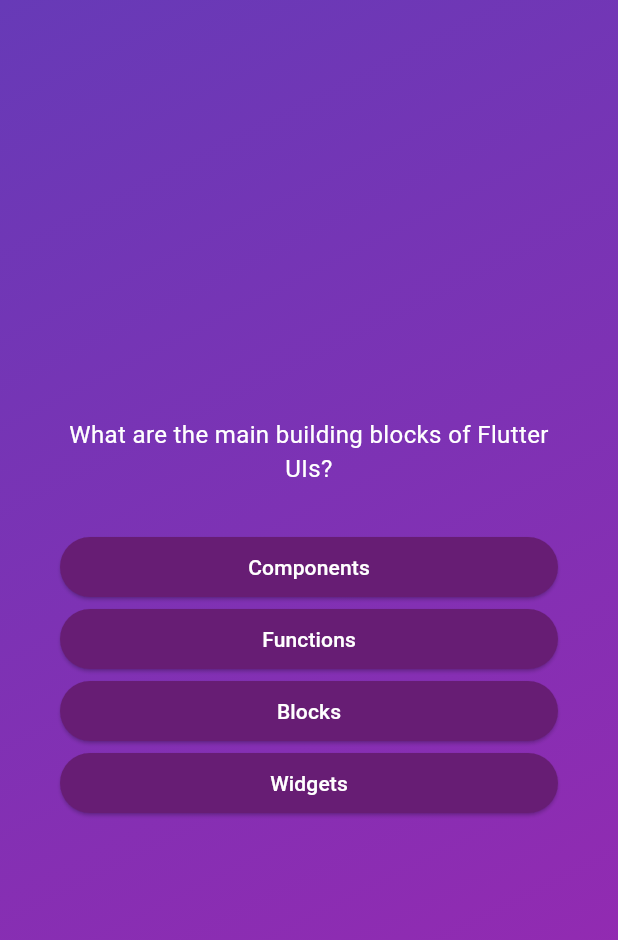
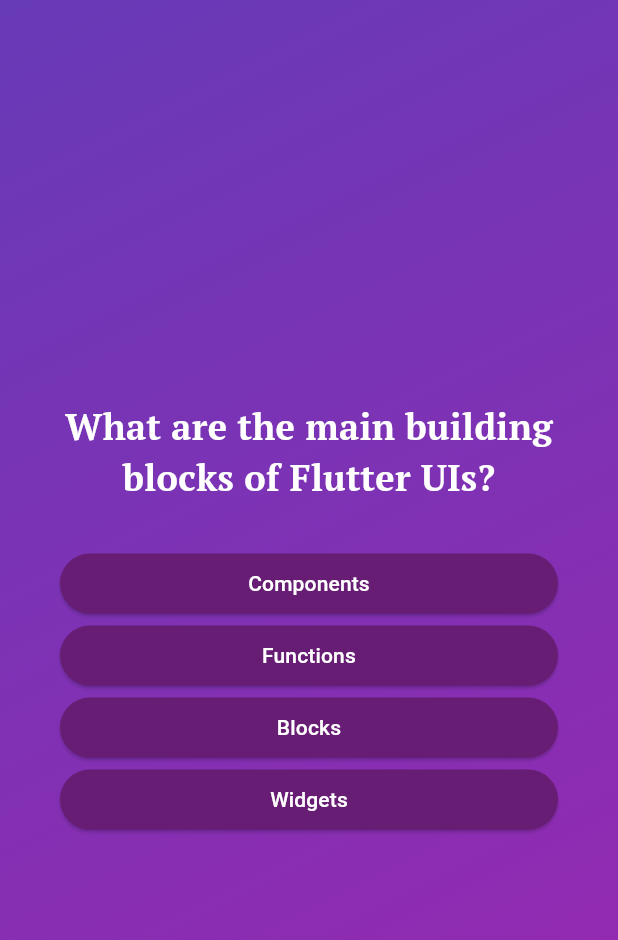
Before and after one commit to Mostafa-Awaad/Quiz_App, a Flutter app: the screen it shows after launch, after a tap on "Start Quiz", on a phone screen of 412 x 824 dp. Shown: the top 940 px of the screen. Run offline on Flutter 3.47's test engine with Material 3 defaults, Android fonts, the phone set to English and light mode, and no system bars; our stand-ins replace google_fonts.

Commit message:
Adding styling to question text + Navigating to next question by indexing

```diff
--- a/lib/answer_button.dart
+++ b/lib/answer_button.dart
@@ -13,16 +13,16 @@ class AnswerButton extends StatelessWidget {
   Widget build(BuildContext context) {
     return ElevatedButton(
       style: ElevatedButton.styleFrom(
-        padding: const EdgeInsets.symmetric(
-          horizontal: 40,
-          vertical: 10
-        ),
+        padding: const EdgeInsets.symmetric(horizontal: 40, vertical: 10),
         foregroundColor: Colors.white,
         backgroundColor: const Color.fromARGB(255, 103, 29, 116),
         shape: RoundedRectangleBorder(borderRadius: BorderRadius.circular(20)),
       ),
       onPressed: onTap,
-      child: Text(buttonText),
+      child: Text(
+        buttonText,
+        textAlign: TextAlign.center,
+      ),
     );
   }
 }
--- a/lib/questions_screen.dart
+++ b/lib/questions_screen.dart
@@ -1,6 +1,7 @@
 import 'package:flutter/material.dart';
 import 'package:quiz_app/answer_button.dart';
 import 'package:quiz_app/data/questions.dart';
+import 'package:google_fonts/google_fonts.dart';
 
 class QuestionsScreen extends StatefulWidget {
   const QuestionsScreen({super.key});
@@ -12,9 +13,18 @@ class QuestionsScreen extends StatefulWidget {
 }
 
 class _QuestionScreenState extends State<QuestionsScreen> {
+  // Defining a variable for current question index
+  var currentIndex = 0;
+  //Adding method for incrementing currentIndex of answerQuestion
+  void answerQuestion() {
+    setState(() {
+      currentIndex++;
+    });
+  }
+
   @override
   Widget build(context) {
-    var currentQuestion = questions[0];
+    var currentQuestion = questions[currentIndex];
     return Container(
       padding: const EdgeInsets.all(40),
       decoration: const BoxDecoration(
@@ -32,9 +42,10 @@ class _QuestionScreenState extends State<QuestionsScreen> {
             children: [
               Text(
                 currentQuestion.questionText,
-                style: const TextStyle(
-                  fontSize: 16,
+                style: GoogleFonts.ptSerif(
                   color: Colors.white,
+                  fontSize: 24,
+                  fontWeight: FontWeight.bold,
                 ),
                 textAlign: TextAlign.center,
               ),
@@ -42,7 +53,7 @@ class _QuestionScreenState extends State<QuestionsScreen> {
               // Mapping list of the questionAnswers to a list of AnswerButton
               // Mapping does not change in the list content, it yields another copy
               ...currentQuestion.getShuffled().map((answer) {
-                return (AnswerButton(buttonText: answer, onTap: () {}));
+                return (AnswerButton(buttonText: answer, onTap: answerQuestion));
               }),
             ],
           ),
--- a/pubspec.yaml
+++ b/pubspec.yaml
@@ -35,6 +35,7 @@ dependencies:
   # The following adds the Cupertino Icons font to your application.
   # Use with the CupertinoIcons class for iOS style icons.
   cupertino_icons: ^1.0.8
+  google_fonts: ^6.2.1
 
 dev_dependencies:
   flutter_test:
```
Also changed, not shown: pubspec.lock, 1 other file.
